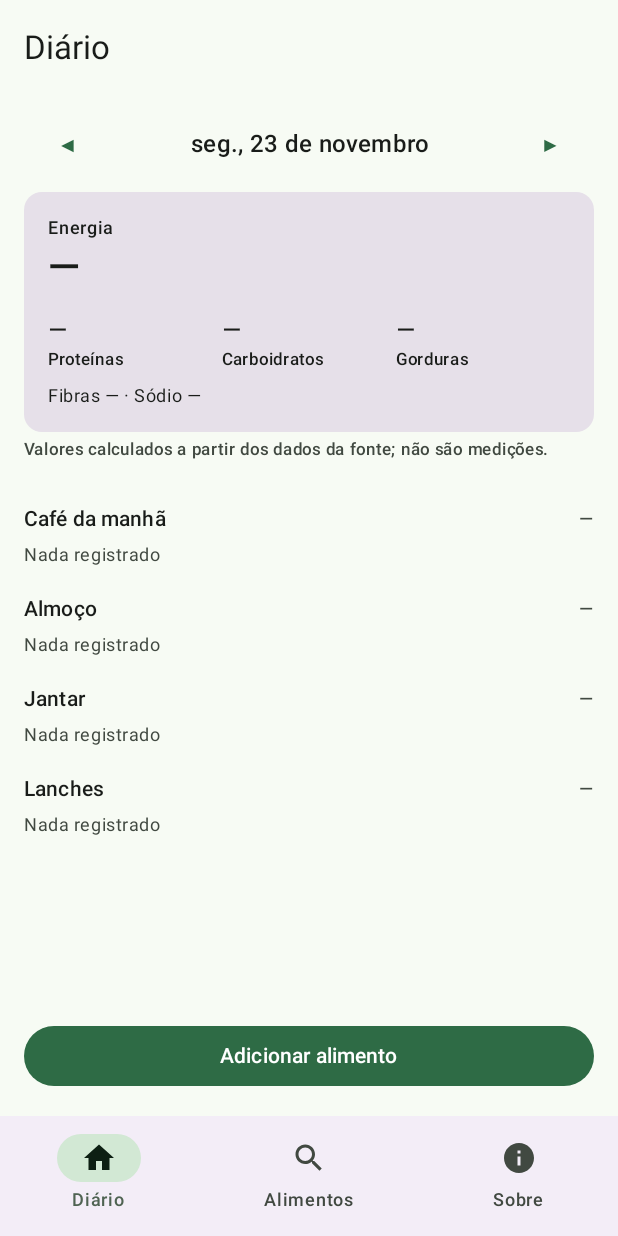
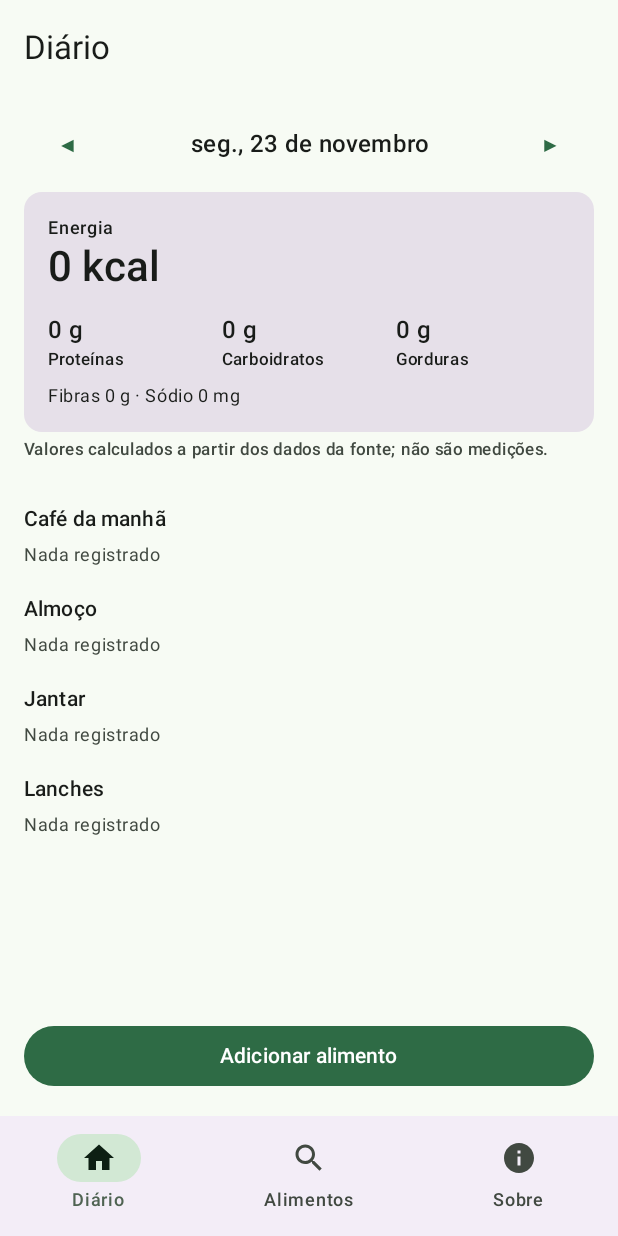
Before and after one commit to christyanengeco-cyber/FudCalc, an Android app built with Jetpack Compose: the screen it shows after launch (MainActivity), on a phone screen of 412 x 824 dp. Run offline under Robolectric (Android 15) with nearby library versions, the phone set to English and light mode, and no system bars; our stand-ins replace Room's generated code.

Commit message:
Corrige total de dia vazio, formatacao de gramas e subtotal de refeicao vazia

```diff
--- a/app/src/main/java/com/fudcalc/domain/nutrition/NutritionFacts.kt
+++ b/app/src/main/java/com/fudcalc/domain/nutrition/NutritionFacts.kt
@@ -27,11 +27,15 @@ data class NutritionFacts(
 
 /**
  * Soma de valores. Se qualquer parcela for desconhecida, o total é desconhecido:
- * um total parcial apresentado como total seria informação enganosa.
+ * um total parcial apresentado como total seria informação enganosa. Soma de zero registros
+ * é zero (nada consumido), e não "desconhecido".
  */
 fun Iterable<NutritionFacts>.sumFacts(): NutritionFacts {
     val list = toList()
-    if (list.isEmpty()) return NutritionFacts()
+    if (list.isEmpty()) {
+        val zero = NutrientValue.Value(0.0, Origin.Calculated)
+        return NutritionFacts(zero, zero, zero, zero, zero, zero, zero, zero, zero)
+    }
     return NutritionFacts(
         energyKcal = list.map { it.energyKcal }.sumNutrient(),
         proteinG = list.map { it.proteinG }.sumNutrient(),
--- a/app/src/main/java/com/fudcalc/ui/DiaryScreen.kt
+++ b/app/src/main/java/com/fudcalc/ui/DiaryScreen.kt
@@ -174,11 +174,13 @@ private fun MealHeader(meal: MealType, entries: List<DiaryEntry>) {
             fontWeight = FontWeight.SemiBold,
             modifier = Modifier.weight(1f),
         )
-        Text(
-            subtotal.energyKcal.format(0, "kcal"),
-            style = MaterialTheme.typography.labelMedium,
-            color = MaterialTheme.colorScheme.onSurfaceVariant,
-        )
+        if (entries.isNotEmpty()) {
+            Text(
+                subtotal.energyKcal.format(0, "kcal"),
+                style = MaterialTheme.typography.labelMedium,
+                color = MaterialTheme.colorScheme.onSurfaceVariant,
+            )
+        }
     }
 }
 
--- a/app/src/main/java/com/fudcalc/ui/Format.kt
+++ b/app/src/main/java/com/fudcalc/ui/Format.kt
@@ -9,7 +9,7 @@ fun Double.format(decimals: Int = 1, unit: String = ""): String {
     val text = if (decimals == 0) {
         rounded.toLong().toString()
     } else {
-        String.format(Locale.ROOT, "%.${decimals}f", rounded)
+        String.format(Locale.ROOT, "%.${decimals}f", rounded).trimEnd('0').trimEnd('.')
     }
     return if (unit.isEmpty()) text else "$text $unit"
 }
```
Also changed, not shown: 2 other files.
